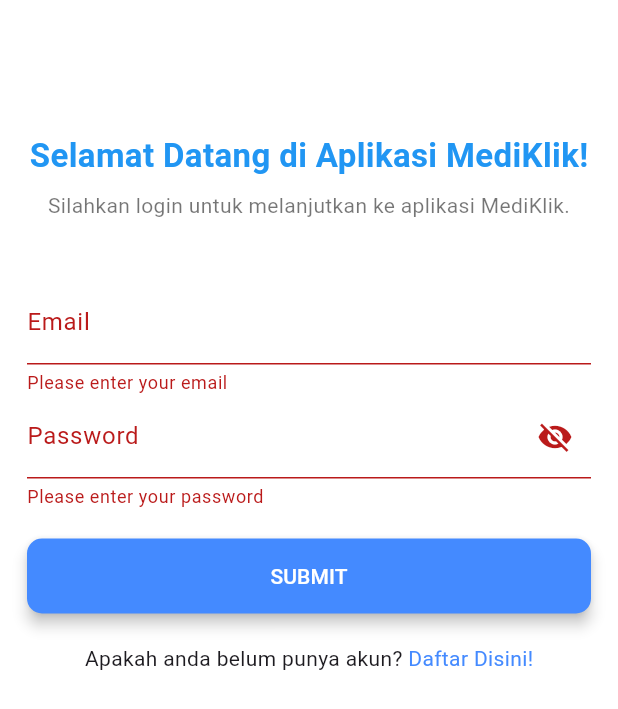
After one commit to HildaKholifah/UTSPAM_D_IF5B_0706, a Flutter app: the LoginPage screen opened directly, after a tap on "SUBMIT", on a phone screen of 412 x 824 dp. The commit adds this screen. Shown: the top 709 px of the screen. Run offline on Flutter 3.47's test engine with Material 3 defaults, Android fonts, the phone set to English and light mode, and no system bars.

Commit message:
Membuat halaman login

```diff
--- a/lib/main.dart
+++ b/lib/main.dart
@@ -15,7 +15,7 @@ class MyApp extends StatelessWidget {
       theme: ThemeData(
         colorScheme: ColorScheme.fromSeed(seedColor: Colors.deepPurple),
       ),
-       home: const RegisterPage(),
+      home: const RegisterPage(),
     );
   }
 }
--- /dev/null
+++ b/lib/presentation/login_page.dart
@@ -0,0 +1,166 @@
+import 'package:flutter/material.dart';
+import 'package:projectuts/presentation/register_page.dart';
+
+class LoginPage extends StatefulWidget {
+  const LoginPage({super.key});
+
+  @override
+  State<LoginPage> createState() => _LoginPageState();
+}
+
+class _LoginPageState extends State<LoginPage> {
+  final _globalKey = GlobalKey<FormState>();
+  final _emailCtr = TextEditingController();
+  final _passCtr = TextEditingController();
+  bool isObscure = true;
+
+  @override
+  Widget build(BuildContext context) {
+    return Scaffold(
+      backgroundColor: Colors.white,
+      body: SafeArea(
+        child: SingleChildScrollView(
+          padding: EdgeInsets.all(18.0),
+          child: Column(
+            mainAxisAlignment: MainAxisAlignment.center,
+            children: [
+              SizedBox(height: 50),
+
+              SizedBox(height: 20),
+
+              Text(
+                "Selamat Datang di Aplikasi MediKlik!",
+                style: TextStyle(
+                  fontSize: 22,
+                  fontWeight: FontWeight.bold,
+                  color: Colors.blue,
+                ),
+              ),
+
+              SizedBox(height: 8),
+
+              Text(
+                "Silahkan login untuk melanjutkan ke aplikasi MediKlik.",
+                textAlign: TextAlign.center,
+                style: TextStyle(fontSize: 14, color: Colors.black54),
+              ),
+
+              SizedBox(height: 40),
+
+              Form(
+                key: _globalKey,
+                child: Column(
+                  children: [
+                    TextFormField(
+                      controller: _emailCtr,
+                      autovalidateMode: AutovalidateMode.onUserInteraction,
+                      validator: (value) {
+                        if (value!.isEmpty) {
+                          return "Please enter your email";
+                        } else if (!value.contains("@")) {
+                          return "Please enter a valid email address";
+                        } else if (!value.contains("@gmail.com")) {
+                          return "Email harus berakhiran @gmail.com";
+                        }
+                        return null;
+                      },
+                      keyboardType: TextInputType.emailAddress,
+
+                      decoration: InputDecoration(
+                        label: Text("Email"),
+                        hintText: "Masukkan Email",
+                      ),
+                    ),
+
+                    TextFormField(
+                      controller: _passCtr,
+                      autovalidateMode: AutovalidateMode.onUserInteraction,
+                      validator: (value) {
+                        if (value!.isEmpty) {
+                          return "Please enter your password";
+                        }
+                        if (value.length < 8) {
+                          return 'Password must be at least 8 characters long';
+                        }
+                        return null;
+                      },
+
+                      obscureText: isObscure,
+
+                      keyboardType: TextInputType.name,
+                      decoration: InputDecoration(
+                        label: Text("Password"),
+                        hintText: "Masukkan Password",
+                        suffixIcon: IconButton(
+                          icon: Icon(
+                            isObscure ? Icons.visibility_off : Icons.visibility,
+                          ),
+                          onPressed: () {
+                            setState(() {
+                              isObscure = !isObscure;
+                            });
+                          },
+                        ),
+                      ),
+                    ),
+
+                    SizedBox(height: 20),
+
+                    SizedBox(
+                      width: double.infinity,
+                      height: 50,
+                      child: ElevatedButton(
+                        onPressed: () {
+                          if (_globalKey.currentState!.validate()) {
+                            Navigator.pushReplacement(
+                              context,
+                              MaterialPageRoute(
+                                builder: (context) => LoginPage(),
+                              ),
+                            );
+                          }
+                        },
+                        style: ElevatedButton.styleFrom(
+                          backgroundColor: Colors.blueAccent,
+                          foregroundColor: Colors.white,
+                          shape: RoundedRectangleBorder(
+                            borderRadius: BorderRadius.circular(10),
+                          ),
+                          elevation: 4,
+                        ),
+                        child: Text("SUBMIT"),
+                      ),
+                    ),
+
+                    SizedBox(height: 20),
+
+                    Row(
+                      mainAxisAlignment: MainAxisAlignment.center,
+                      children: [
+                        Text("Apakah anda belum punya akun? "),
+                        GestureDetector(
+                          onTap: () {
+                            Navigator.push(
+                              context,
+                              MaterialPageRoute(
+                                builder: (context) => RegisterPage(),
+                              ),
+                            );
+                          },
+                          child: Text(
+                            "Daftar Disini!",
+                            style: TextStyle(color: Colors.blueAccent),
+                          ),
+                        ),
+                      ],
+                    ),
+                  ],
+                ),
+              ),
+            ],
+          ),
+        ),
+      ),
+    );
+  }
+}
--- a/lib/presentation/register_page.dart
+++ b/lib/presentation/register_page.dart
@@ -1,4 +1,5 @@
 import 'package:flutter/material.dart';
+import 'package:projectuts/presentation/login_page.dart';
 
 class RegisterPage extends StatefulWidget {
   const RegisterPage({super.key});
@@ -34,7 +35,7 @@ class _RegisterPageState extends State<RegisterPage> {
               children: [
                 SizedBox(height: 10),
                 Text(
-                  "Selamat Datang di MediKlik!",
+                  "Selamat Datang di Aplikasi MediKlik!",
                   style: TextStyle(
                     fontSize: 22,
                     fontWeight: FontWeight.bold,
@@ -296,9 +297,7 @@ class _RegisterPageState extends State<RegisterPage> {
                       onTap: () {
                         Navigator.push(
                           context,
-                          MaterialPageRoute(
-                            builder: (context) => RegisterPage(),
-                          ),
+                          MaterialPageRoute(builder: (context) => LoginPage()),
                         );
                       },
                       child: Text(
```
